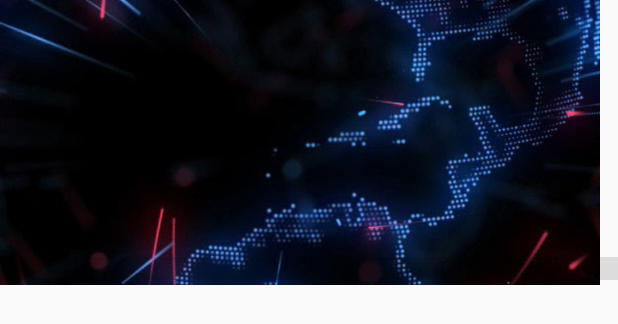
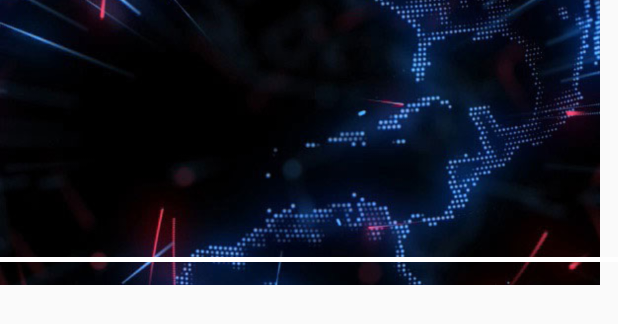
Before and after one commit to GarrettHaley/Mobile-Development-SHODAN, an Android app: the layout shodan_item.xml on its own in the app's theme, with its tools: preview values and no code run, on a phone screen of 412 x 824 dp. Shown: the top 324 px of the screen. Run offline under Robolectric (Android 15) with nearby library versions, the phone set to English and light mode, and no system bars; network calls fail.

Commit message:
holderView UI adjustments.

```diff
--- a/shodan/app/src/main/res/layout/shodan_item.xml
+++ b/shodan/app/src/main/res/layout/shodan_item.xml
@@ -1,5 +1,5 @@
 <FrameLayout xmlns:app="http://schemas.android.com/apk/res-auto"
-    android:layout_height="200dp"
+    android:layout_height="wrap_content"
     android:layout_width="fill_parent"
     xmlns:android="http://schemas.android.com/apk/res/android">
     <ImageView
@@ -63,9 +63,10 @@
         <View
             android:id="@+id/divider"
             android:layout_width="match_parent"
-            android:layout_height="15dp"
+            android:layout_height="3dp"
             android:outlineAmbientShadowColor="#fff"
-            android:background="?android:attr/listDivider" />
+            android:background="#ffff"
+            />
 
     </LinearLayout>
 </FrameLayout>
```
